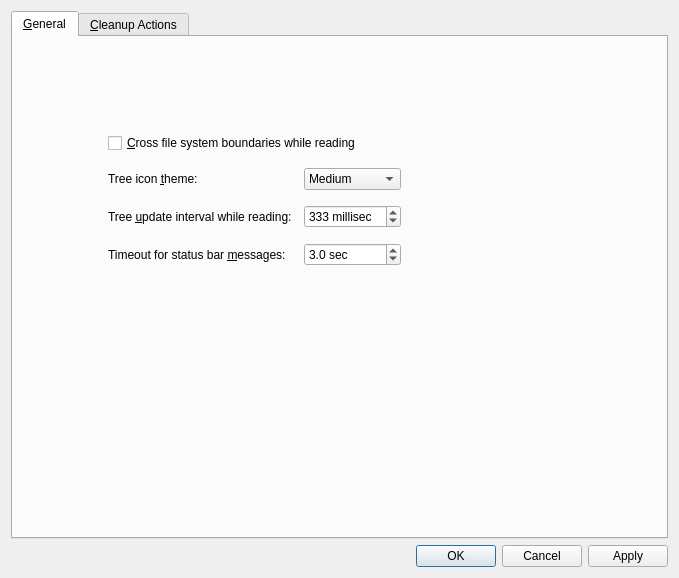
This is src/config-dialog.ui in shundhammer/qdirstat as Qt 5 draws it before an edit. The edited form follows.
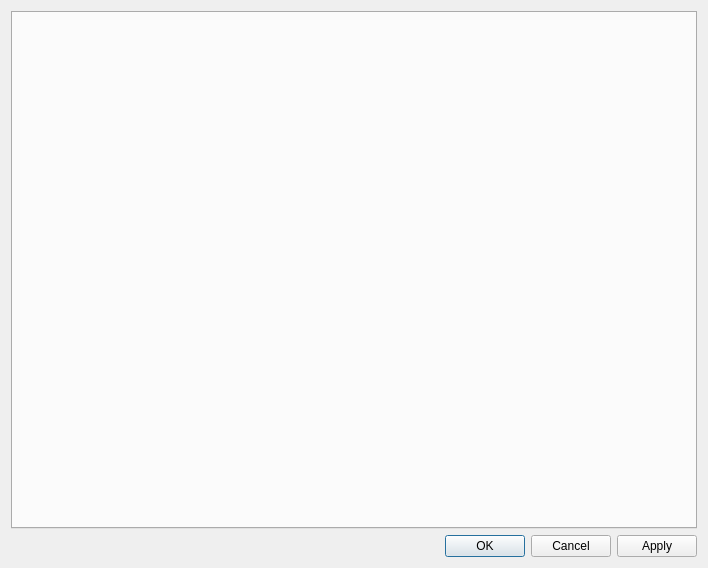
This is the edited form.

Commit message: Added config pages

```diff
--- a/src/config-dialog.ui
+++ b/src/config-dialog.ui
@@ -6,245 +6,19 @@
    <rect>
     <x>0</x>
     <y>0</y>
-    <width>679</width>
-    <height>578</height>
+    <width>708</width>
+    <height>568</height>
    </rect>
   </property>
   <property name="windowTitle">
    <string>QDirStat Configuration</string>
   </property>
-  <layout class="QVBoxLayout" name="verticalLayout_2">
+  <layout class="QVBoxLayout" name="verticalLayout">
    <item>
-    <widget class="QTabWidget" name="tabWidget">
+    <widget class="QTabWidget" name="pagesTabWidget">
      <property name="currentIndex">
       <number>0</number>
      </property>
-     <widget class="QWidget" name="generalPage">
-      <attribute name="title">
-       <string>&amp;General</string>
-      </attribute>
-      <layout class="QVBoxLayout" name="verticalLayout">
-       <item>
-        <spacer name="verticalSpacer">
-         <property name="orientation">
-          <enum>Qt::Vertical</enum>
-         </property>
-         <property name="sizeHint" stdset="0">
-          <size>
-           <width>20</width>
-           <height>74</height>
-          </size>
-         </property>
-        </spacer>
-       </item>
-       <item>
-        <layout class="QHBoxLayout" name="horizontalLayout">
-         <item>
-          <spacer name="horizontalSpacer">
-           <property name="orientation">
-            <enum>Qt::Horizontal</enum>
-           </property>
-           <property name="sizeHint" stdset="0">
-            <size>
-             <width>28</width>
-             <height>20</height>
-            </size>
-           </property>
-          </spacer>
-         </item>
-         <item>
-          <layout class="QGridLayout" name="generalPageGridLayout">
-           <property name="horizontalSpacing">
-            <number>12</number>
-           </property>
-           <property name="verticalSpacing">
-            <number>15</number>
-           </property>
-           <item row="0" column="0" colspan="2">
-            <widget class="QCheckBox" name="crossFileSystemsCheckBox">
-             <property name="text">
-              <string>&amp;Cross file system boundaries while reading</string>
-             </property>
-            </widget>
-           </item>
-           <item row="1" column="0">
-            <widget class="QLabel" name="treeIconThemeCaption">
-             <property name="text">
-              <string>Tree icon &amp;theme:</string>
-             </property>
-             <property name="buddy">
-              <cstring>treeIconThemeComboBox</cstring>
-             </property>
-            </widget>
-           </item>
-           <item row="1" column="1">
-            <widget class="QComboBox" name="treeIconThemeComboBox">
-             <item>
-              <property name="text">
-               <string>Medium</string>
-              </property>
-             </item>
-             <item>
-              <property name="text">
-               <string>Small</string>
-              </property>
-             </item>
-            </widget>
-           </item>
-           <item row="2" column="0">
-            <widget class="QLabel" name="treeUpdateIntervalCaption">
-             <property name="text">
-              <string>Tree &amp;update interval while reading:</string>
-             </property>
-             <property name="buddy">
-              <cstring>treeUpdateIntervalSpinBox</cstring>
-             </property>
-            </widget>
-           </item>
-           <item row="2" column="1">
-            <widget class="QSpinBox" name="treeUpdateIntervalSpinBox">
-             <property name="suffix">
-              <string> millisec</string>
-             </property>
-             <property name="minimum">
-              <number>50</number>
-             </property>
-             <property name="maximum">
-              <number>5000</number>
-             </property>
-             <property name="value">
-              <number>333</number>
-             </property>
-            </widget>
-           </item>
-           <item row="3" column="0">
-            <widget class="QLabel" name="statusBarTimeoutCaption">
-             <property name="text">
-              <string>Timeout for status bar &amp;messages:</string>
-             </property>
-             <property name="buddy">
-              <cstring>statusBarTimeoutSpinBox</cstring>
-             </property>
-            </widget>
-           </item>
-           <item row="3" column="1">
-            <widget class="QDoubleSpinBox" name="statusBarTimeoutSpinBox">
-             <property name="suffix">
-              <string> sec</string>
-             </property>
-             <property name="decimals">
-              <number>1</number>
-             </property>
-             <property name="minimum">
-              <double>0.500000000000000</double>
-             </property>
-             <property name="maximum">
-              <double>300.000000000000000</double>
-             </property>
-             <property name="value">
-              <double>3.000000000000000</double>
-             </property>
-            </widget>
-           </item>
-          </layout>
-         </item>
-         <item>
-          <spacer name="horizontalSpacer_2">
-           <property name="orientation">
-            <enum>Qt::Horizontal</enum>
-           </property>
-           <property name="sizeHint" stdset="0">
-            <size>
-             <width>40</width>
-             <height>20</height>
-            </size>
-           </property>
-          </spacer>
-         </item>
-         <item>
-          <spacer name="horizontalSpacer_3">
-           <property name="orientation">
-            <enum>Qt::Horizontal</enum>
-           </property>
-           <property name="sizeHint" stdset="0">
-            <size>
-             <width>40</width>
-             <height>20</height>
-            </size>
-           </property>
-          </spacer>
-         </item>
-         <item>
-          <spacer name="horizontalSpacer_4">
-           <property name="orientation">
-            <enum>Qt::Horizontal</enum>
-           </property>
-           <property name="sizeHint" stdset="0">
-            <size>
-             <width>40</width>
-             <height>20</height>
-            </size>
-           </property>
-          </spacer>
-         </item>
-        </layout>
-       </item>
-       <item>
-        <spacer name="verticalSpacer_2">
-         <property name="orientation">
-          <enum>Qt::Vertical</enum>
-         </property>
-         <property name="sizeHint" stdset="0">
-          <size>
-           <width>20</width>
-           <height>74</height>
-          </size>
-         </property>
-        </spacer>
-       </item>
-       <item>
-        <spacer name="verticalSpacer_3">
-         <property name="orientation">
-          <enum>Qt::Vertical</enum>
-         </property>
-         <property name="sizeHint" stdset="0">
-          <size>
-           <width>20</width>
-           <height>73</height>
-          </size>
-         </property>
-        </spacer>
-       </item>
-       <item>
-        <spacer name="verticalSpacer_4">
-         <property name="orientation">
-          <enum>Qt::Vertical</enum>
-         </property>
-         <property name="sizeHint" stdset="0">
-          <size>
-           <width>20</width>
-           <height>74</height>
-          </size>
-         </property>
-        </spacer>
-       </item>
-      </layout>
-     </widget>
-     <widget class="QWidget" name="cleanupsPage">
-      <attribute name="title">
-       <string>&amp;Cleanup Actions</string>
-      </attribute>
-      <widget class="QListWidget" name="listWidget">
-       <property name="geometry">
-        <rect>
-         <x>10</x>
-         <y>10</y>
-         <width>256</width>
-         <height>461</height>
-        </rect>
-       </property>
-      </widget>
-     </widget>
     </widget>
    </item>
    <item>
```
Left out of the diff: 6 changed lines with no effect on the pictures. The commit also changes 3 other files.
